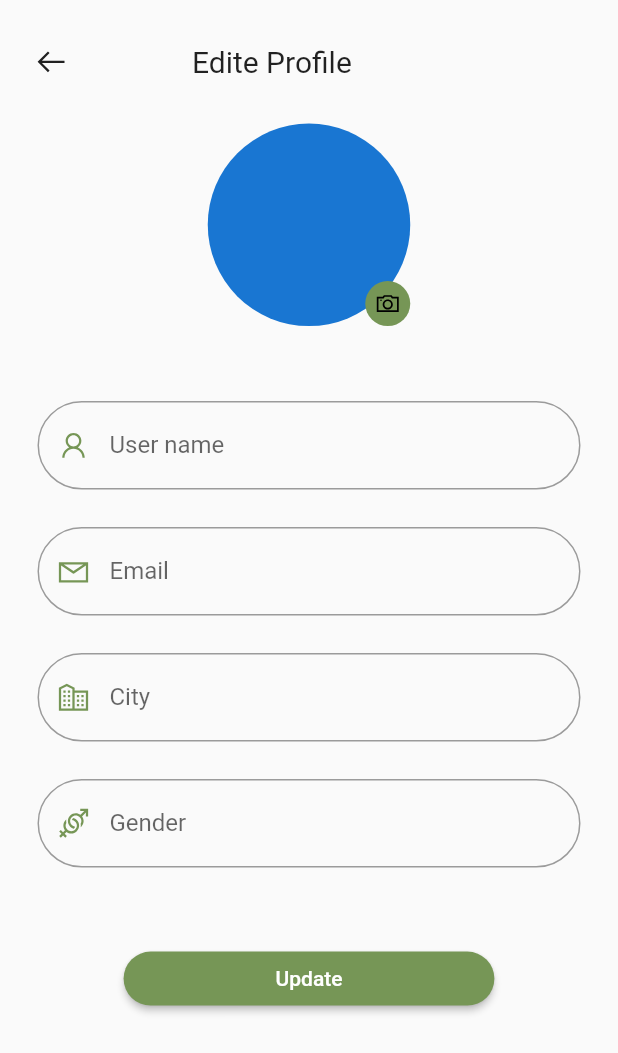
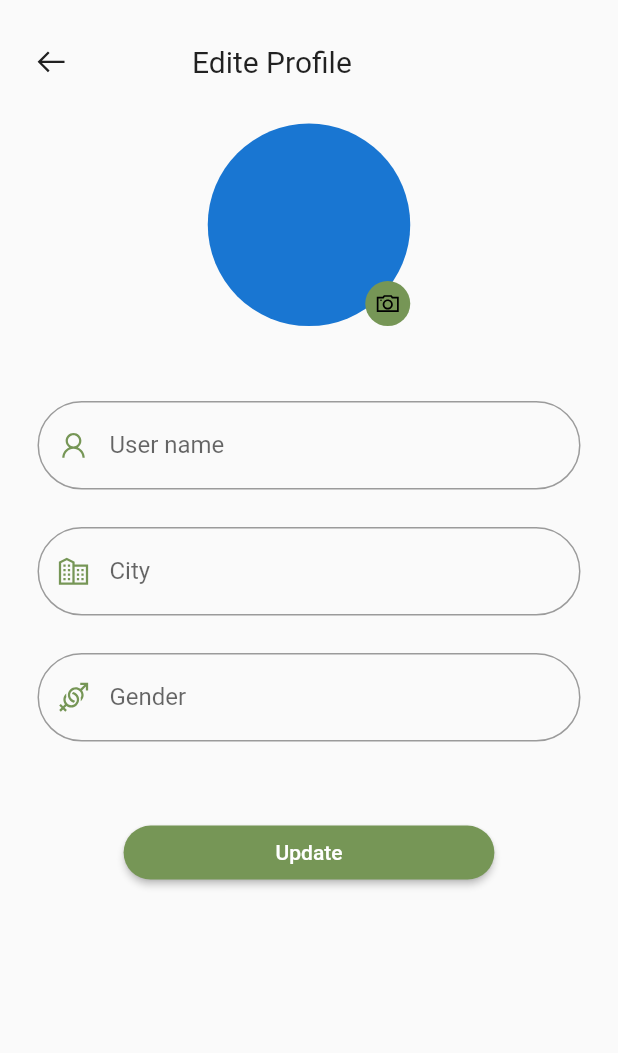
Before and after one commit to muhammadZzZ/chess, a Flutter app: the ProfileEdite screen opened directly, on a phone screen of 412 x 824 dp. Shown: the top 1053 px of the screen. Run offline on Flutter 3.47's test engine with Material 2 defaults, Android fonts, the phone set to English and light mode, and no system bars; our stand-ins replace carousel_slider, cloud_firestore, firebase_auth, firebase_core, firebase_storage, font_awesome_flutter and 8 more; missing offline and left inert: chess, flutter_facebook_auth, flutter_pdfview, flutter_stateless_chessboard, simple_chess_board, syncfusion_flutter_pdfviewer; accounts and stored records are empty.

Commit message:
single userinfo edit functionality added

```diff
--- a/lib/root.dart
+++ b/lib/root.dart
@@ -17,7 +17,7 @@ class Root extends StatelessWidget {
       theme: ThemeData.light(
 
       ),
-      home:    HomePage(),
+      home:    LoginPage(),
       initialRoute: '/',
       routes: {
         '/loginpage':(context) => const LoginPage(),
--- a/lib/screen/PDFView.dart
+++ b/lib/screen/PDFView.dart
@@ -1,6 +1,7 @@
 
 import 'dart:typed_data';
 
+import 'package:echessapp/Utils/constrant.dart';
 import 'package:firebase_storage/firebase_storage.dart';
 import 'package:flutter/material.dart';
 import 'package:flutter/src/widgets/framework.dart';
@@ -17,7 +18,8 @@ class PDFview extends StatelessWidget {
   Widget build(BuildContext context) {
 
     return   Scaffold(
-      appBar: AppBar(title: Center(child: SingleChildScrollView(scrollDirection: Axis.horizontal,child: Text(headername)) ,),
+      appBar: AppBar(backgroundColor: PrimaryColor,
+        title: Center(child: SingleChildScrollView(scrollDirection: Axis.horizontal,child: Text(headername)) ,),
         leading: InkWell(
         onTap: () {
           Navigator.pop(context);
--- a/lib/screen/ProfileScreens/Profile_edite.dart
+++ b/lib/screen/ProfileScreens/Profile_edite.dart
@@ -31,7 +31,6 @@ class _ProfileEditeState extends State<ProfileEdite> {
   bool isgranted = false;
 
   late final TextEditingController _username;
-  late final TextEditingController _email;
   late final TextEditingController _city;
   late final TextEditingController _sex;
 
@@ -40,13 +39,11 @@ class _ProfileEditeState extends State<ProfileEdite> {
   final FirebaseFirestore firestoreinit = authentications().ffstore;
 
   String username="User name";
-  String email="Email";
   String city="City";
   String sex="Gender";
 @override
   void initState() {
     _username = TextEditingController();
-    _email = TextEditingController();
     _city = TextEditingController();
     _sex = TextEditingController();
     super.initState();
@@ -55,7 +52,6 @@ class _ProfileEditeState extends State<ProfileEdite> {
   @override
   void dispose() {
    _username.dispose();
-   _email.dispose();
    _city.dispose();
    _sex.dispose();
     super.dispose();
@@ -156,18 +152,6 @@ class _ProfileEditeState extends State<ProfileEdite> {
                        ),// TextFornField
                       Space(spaceH: 25,),
                      TextFormField(
-                      keyboardType: TextInputType.emailAddress,
-                        controller: _email,
-                        decoration: InputDecoration(
-                          label: const Text("Email"),
-                          prefixIcon: Icon(LineAwesomeIcons.envelope,color: PrimaryColor,),
-                          border: OutlineInputBorder(borderRadius: BorderRadius.circular(100)),
-                          floatingLabelStyle: TextStyle(color: PrimaryColor),
-                          focusedBorder: OutlineInputBorder(borderSide: BorderSide(width: 2,color: PrimaryColor))
-                          ),
-                      ) ,// TextFormField
-                      Space(spaceH: 25,),
-                     TextFormField(
                       keyboardType: TextInputType.name,
                         controller: _city,
                         decoration: InputDecoration(
@@ -205,11 +189,14 @@ class _ProfileEditeState extends State<ProfileEdite> {
                         shape: const StadiumBorder()
                       ),
                       onPressed: () async{
+                        _username.text != "" ?
+                        username = _username.text : username = usersinfo["username"];
+                        _city.text != "" ?
+                        city = _city.text: city = usersinfo["city"];
+                        _sex.text != "" ?
+                        sex = _sex.text:sex = usersinfo["gender"];
 
-                        username = _username.text;
-                        email = _email.text;
-                        city = _city.text;
-                        sex = _sex.text;
+
 
                         if(PickedFile != null){ //TODO: upload image to firestore storage and get the url for it
                             setState(() {
@@ -222,12 +209,13 @@ class _ProfileEditeState extends State<ProfileEdite> {
                                  setState(() {
                                    imageurl = downloadUrl;
                                    });
-                          }
+                          }else {
+                          imageurl = usersinfo["pictureurl"];
+                        }
 
 
                         await firestoreinit.collection('users').doc(currentuser.uid).update({ //TODO:update user data
                                 'username':username,
-                                'email':email,
                                 'city': city,
                                 'gender':sex,
                                 'pictureurl':imageurl
--- a/lib/screen/authentication.dart
+++ b/lib/screen/authentication.dart
@@ -29,7 +29,9 @@ class authentications{
                     'username':fuser.displayName,
                     'uid':fuser.uid,
                     'email':fuser.email,
-                    'pictureurl':fuser.photoURL
+                    'pictureurl':fuser.photoURL,
+                    'city': "",
+                    'gender':"",
                 });
                 }
                 await ffstore.collection('users').doc(fuser.uid).get().then((value) {
@@ -59,6 +61,8 @@ class authentications{
                     'uid':googleuser.uid,
                     'email':googleuser.email,
                     'pictureurl':googleuser.photoURL,
+                    'city': "",
+                    'gender':"",
 
                 });
                 }
--- a/pubspec.yaml
+++ b/pubspec.yaml
@@ -103,7 +103,8 @@ flutter:
     - assets/images/chess02.jpg
     - assets/images/chess03.jpg
     - assets/images/champion/
-    - assets/images/champiom/Tigran1.jpg
+    - assets/images/champion/Tigran1.jpg
+    - assets/images/champion/carlsen2.jpg
 
 
   # An image asset can refer to one or more resolution-specific "variants", see
```
Also changed, not shown: lib/screen/HomePage.dart (+4 -3 lines).
